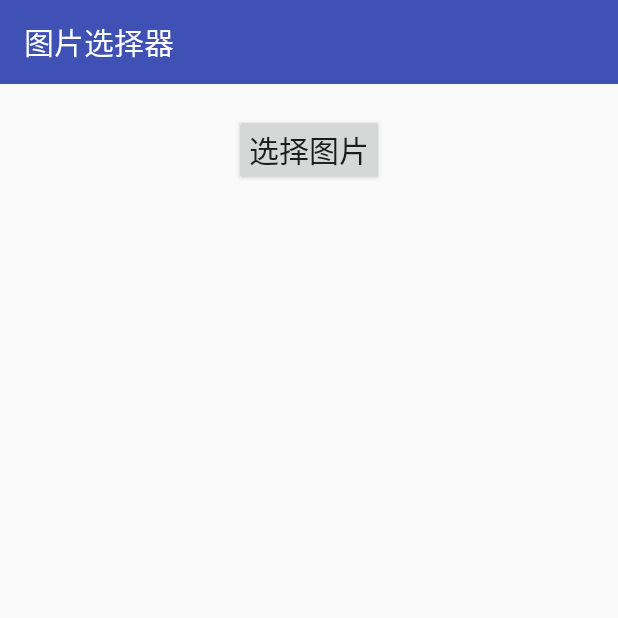
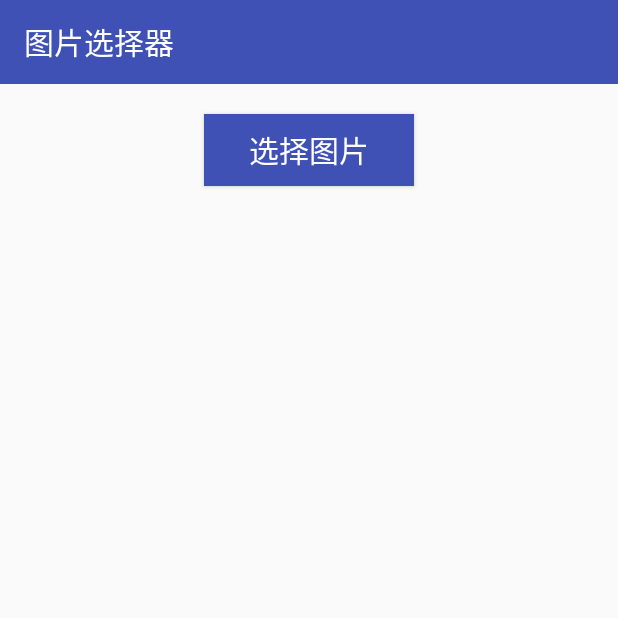
Before and after one commit to MummyDing/MultiImageChooser, an Android app: the screen it shows after launch (MainActivity), on a phone screen of 412 x 824 dp, the top half of it. Run offline under Robolectric (Android 15) with nearby library versions, the phone set to English and light mode, and no system bars; libraries missing offline, so code that uses them is left out: com.facebook.drawee; 1 statement that could not run was skipped.

```diff
--- a/app/src/main/java/com/demo/mummyding/multiimagechooser/ui/MainActivity.java
+++ b/app/src/main/java/com/demo/mummyding/multiimagechooser/ui/MainActivity.java
@@ -58,7 +58,6 @@ public class MainActivity extends AppCompatActivity {
             case PICK_IMG:
                 if(data != null){
                    int num = ((List<ImageBean>) data.getSerializableExtra("checkedImage")).size();
-                    Toast.makeText(MainActivity.this,num+"",Toast.LENGTH_SHORT).show();
                     adapter.setList((List<ImageBean>) data.getSerializableExtra("checkedImage"))
                            .notifyDataSetChanged();
                 }
--- a/app/src/main/res/layout/activity_main.xml
+++ b/app/src/main/res/layout/activity_main.xml
@@ -7,14 +7,16 @@
     <Button
         android:text="选择图片"
         android:textSize="20sp"
-        android:paddingLeft="10dp"
-        android:paddingRight="10dp"
+        android:textColor="@color/colorText"
+        android:paddingLeft="30dp"
+        android:paddingRight="30dp"
         android:paddingTop="5dp"
         android:paddingBottom="5dp"
         android:layout_margin="20dp"
         android:layout_width="wrap_content"
         android:layout_height="wrap_content"
         android:layout_gravity="center_horizontal"
+        android:background="@color/colorPrimary"
         android:onClick="chooseImage"
         />
     <GridView
--- a/app/src/main/res/layout/item_show_image.xml
+++ b/app/src/main/res/layout/item_show_image.xml
@@ -7,7 +7,7 @@
         android:id="@+id/image"
         android:layout_width="wrap_content"
         android:layout_height="wrap_content" />
-    <ImageButton
+    <ImageView
         android:id="@+id/close_btn"
         android:src="@mipmap/ic_close"
         android:layout_width="wrap_content"
--- a/app/src/main/res/values/colors.xml
+++ b/app/src/main/res/values/colors.xml
@@ -3,4 +3,5 @@
     <color name="colorPrimary">#3F51B5</color>
     <color name="colorPrimaryDark">#303F9F</color>
     <color name="colorAccent">#FF4081</color>
+    <color name="colorText">#FFFFFF</color>
 </resources>
```
Also changed, not shown: app/src/main/java/com/demo/mummyding/multiimagechooser/adapter/SelectImageAdapter.java (+1 -12 lines), app/src/main/java/com/demo/mummyding/multiimagechooser/adapter/ShowImageAdapter.java (+6 -5 lines), app/src/main/java/com/demo/mummyding/multiimagechooser/ui/PhotoWallActivity.java (+1 -10 lines), app/src/main/res/mipmap-hdpi/ic_close.png, app/src/main/res/mipmap-mdpi/ic_close.png, app/src/main/res/mipmap-xhdpi/ic_close.png, app/src/main/res/mipmap-xxhdpi/ic_close.png.
